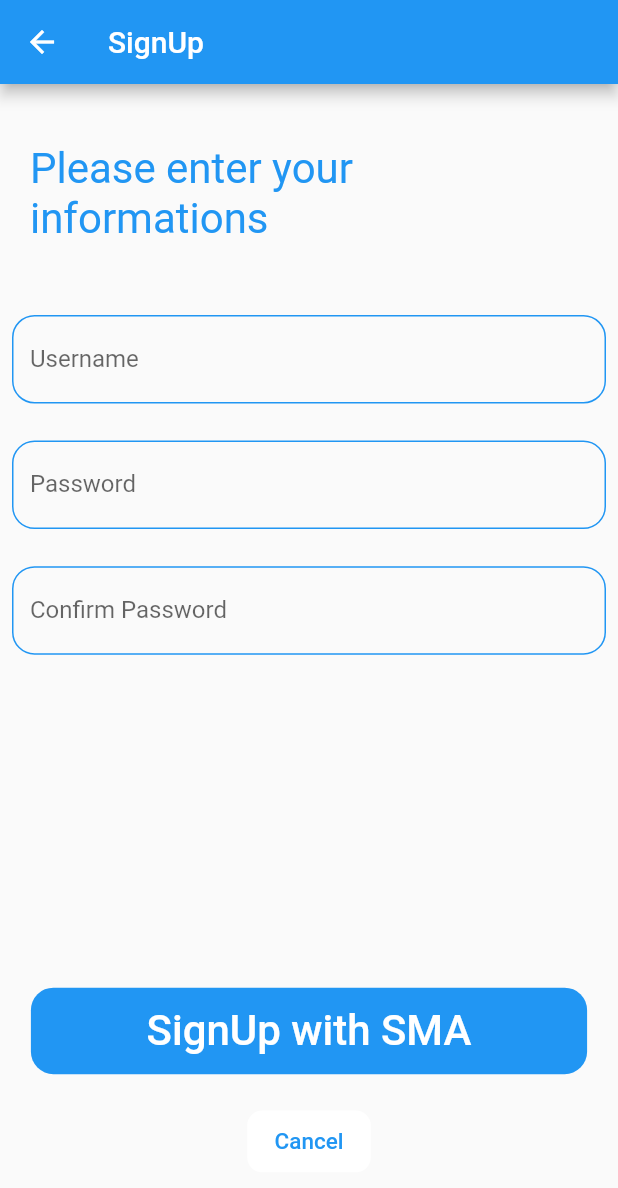
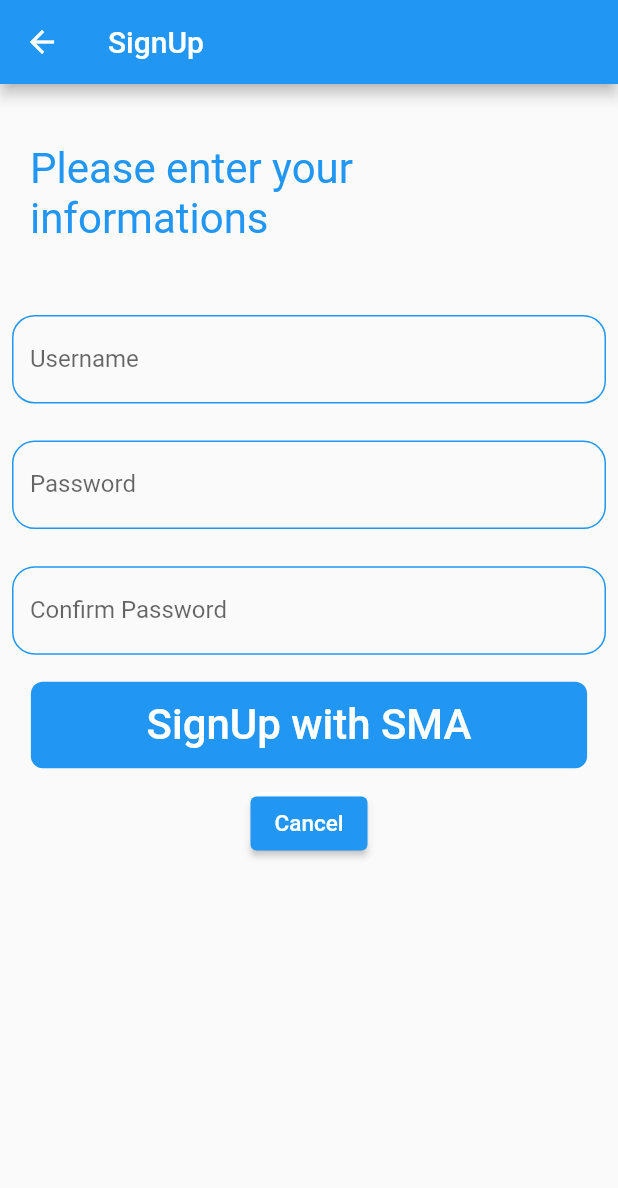
Before and after one commit to AHMADARBASH/PR1, a Flutter app: the SignUpPage screen opened by its route, on a phone screen of 412 x 824 dp. Shown: the top 1188 px of the screen. Run offline on Flutter 3.47's test engine with Material 2 defaults, Android fonts, the phone set to English and light mode, and no system bars; our stand-ins replace animated_splash_screen, flutter_speed_dial, page_transition, sqflite; missing offline and left inert: animator; accounts and stored records are empty.

Commit message:
i swear final update

```diff
--- a/lib/Screens/appScreens/signup_page.dart
+++ b/lib/Screens/appScreens/signup_page.dart
@@ -137,14 +137,18 @@ class _SignUpPageState extends State<SignUpPage> {
         appBar: AppBar(
           title: const Text('SignUp'),
         ),
-        body: Column(
+        body: SizedBox(
+          height: 670,
+          child: Column(
             children: [
               Padding(
-              padding: const EdgeInsets.symmetric(horizontal: 20, vertical: 40),
+                padding:
+                    const EdgeInsets.symmetric(horizontal: 20, vertical: 40),
                 child: Text(
                   'Please enter your informations',
                   style: TextStyle(
-                    color: Theme.of(context).colorScheme.primary, fontSize: 28),
+                      color: Theme.of(context).colorScheme.primary,
+                      fontSize: 28),
                 ),
               ),
               Padding(
@@ -160,11 +164,12 @@ class _SignUpPageState extends State<SignUpPage> {
                           enabledBorder: OutlineInputBorder(
                             borderRadius:
                                 const BorderRadius.all(Radius.circular(15.0)),
-                          borderSide:
-                              BorderSide(color: Theme.of(context).primaryColor),
+                            borderSide: BorderSide(
+                                color: Theme.of(context).primaryColor),
                           ),
                           focusedBorder: const OutlineInputBorder(
-                          borderRadius: BorderRadius.all(Radius.circular(20.0)),
+                            borderRadius:
+                                BorderRadius.all(Radius.circular(20.0)),
                             borderSide: BorderSide(color: Colors.blue),
                           ),
                         ),
@@ -184,11 +189,12 @@ class _SignUpPageState extends State<SignUpPage> {
                           enabledBorder: OutlineInputBorder(
                             borderRadius:
                                 const BorderRadius.all(Radius.circular(15.0)),
-                          borderSide:
-                              BorderSide(color: Theme.of(context).primaryColor),
+                            borderSide: BorderSide(
+                                color: Theme.of(context).primaryColor),
                           ),
                           focusedBorder: const OutlineInputBorder(
-                          borderRadius: BorderRadius.all(Radius.circular(20.0)),
+                            borderRadius:
+                                BorderRadius.all(Radius.circular(20.0)),
                             borderSide: BorderSide(color: Colors.blue),
                           ),
                         ),
@@ -208,11 +214,12 @@ class _SignUpPageState extends State<SignUpPage> {
                           enabledBorder: OutlineInputBorder(
                             borderRadius:
                                 const BorderRadius.all(Radius.circular(15.0)),
-                          borderSide:
-                              BorderSide(color: Theme.of(context).primaryColor),
+                            borderSide: BorderSide(
+                                color: Theme.of(context).primaryColor),
                           ),
                           focusedBorder: const OutlineInputBorder(
-                          borderRadius: BorderRadius.all(Radius.circular(20.0)),
+                            borderRadius:
+                                BorderRadius.all(Radius.circular(20.0)),
                             borderSide: BorderSide(color: Colors.blue),
                           ),
                         ),
@@ -224,15 +231,13 @@ class _SignUpPageState extends State<SignUpPage> {
                   ),
                 ),
               ),
-            SizedBox(
-              height: MediaQuery.of(context).size.height * 0.25,
-            ),
-            Padding(
-              padding: const EdgeInsets.all(8.0),
+              Flexible(
+                child: Padding(
+                  padding: const EdgeInsets.only(top: 10, left: 8, right: 8),
                   child: Container(
                     decoration: BoxDecoration(
                         color: Theme.of(context).colorScheme.primary,
-                    borderRadius: BorderRadius.circular(15)),
+                        borderRadius: BorderRadius.circular(8)),
                     height: MediaQuery.of(context).size.height * 0.07,
                     width: MediaQuery.of(context).size.width * 0.9,
                     alignment: Alignment.center,
@@ -246,7 +251,8 @@ class _SignUpPageState extends State<SignUpPage> {
                             action: SnackBarAction(
                               label: 'Dismiss',
                               onPressed: () {
-                            ScaffoldMessenger.of(context).hideCurrentSnackBar();
+                                ScaffoldMessenger.of(context)
+                                    .hideCurrentSnackBar();
                               },
                             ),
                           ));
@@ -257,7 +263,8 @@ class _SignUpPageState extends State<SignUpPage> {
                             action: SnackBarAction(
                               label: 'Dismiss',
                               onPressed: () {
-                            ScaffoldMessenger.of(context).hideCurrentSnackBar();
+                                ScaffoldMessenger.of(context)
+                                    .hideCurrentSnackBar();
                               },
                             ),
                           ));
@@ -269,7 +276,8 @@ class _SignUpPageState extends State<SignUpPage> {
                             action: SnackBarAction(
                               label: 'Dismiss',
                               onPressed: () {
-                            ScaffoldMessenger.of(context).hideCurrentSnackBar();
+                                ScaffoldMessenger.of(context)
+                                    .hideCurrentSnackBar();
                               },
                             ),
                           ));
@@ -286,6 +294,7 @@ class _SignUpPageState extends State<SignUpPage> {
                     ),
                   ),
                 ),
+              ),
               SizedBox(
                 height: MediaQuery.of(context).size.height * 0.01,
               ),
@@ -298,14 +307,14 @@ class _SignUpPageState extends State<SignUpPage> {
                   height: MediaQuery.of(context).size.height * 0.05,
                   width: MediaQuery.of(context).size.width * 0.2,
                   alignment: Alignment.center,
-                child: TextButton(
+                  child: ElevatedButton(
                     onPressed: () {
                       showAlertDialog(context);
                     },
                     child: Text(
                       'Cancel',
                       style: TextStyle(
-                        color: Theme.of(context).colorScheme.primary,
+                          color: Theme.of(context).colorScheme.onPrimary,
                           fontSize: 15),
                     ),
                   ),
@@ -314,6 +323,7 @@ class _SignUpPageState extends State<SignUpPage> {
             ],
           ),
         ),
+      ),
     );
   }
 }
--- a/lib/providers/schools_provider.dart
+++ b/lib/providers/schools_provider.dart
@@ -1,5 +1,6 @@
 import 'package:flutter/foundation.dart';
 import 'package:pr1/models/database_helper.dart';
+import 'package:sqflite/sqflite.dart';
 import '../models/school.dart';
 import 'package:flutter/material.dart';
 
@@ -35,8 +36,9 @@ class SchoolProvider with ChangeNotifier {
         category: school.category,
         rate: school.rate,
         studylevel: school.studylevel);
-    db.rawQuery(
-        'insert into Schools (Name,City,Location,Rate,Category,Study_Level) values (\'${newSchool.name}\',\'${newSchool.city}\',\'${newSchool.location}\',${school.rate},\'${newSchool.category}\',\'${newSchool.studylevel}\');');
+    db.insert('Schools', newSchool.toMap(),
+        conflictAlgorithm: ConflictAlgorithm.replace);
+    fetchSchools();
     notifyListeners();
   }
 
```
Also changed, not shown: lib/Screens/schoolScreens/add_school_page.dart (+25 -4 lines), lib/Screens/userScreens/add_user_page.dart (+2 -5 lines). Lines whose indentation alone changed are shown as unchanged.
